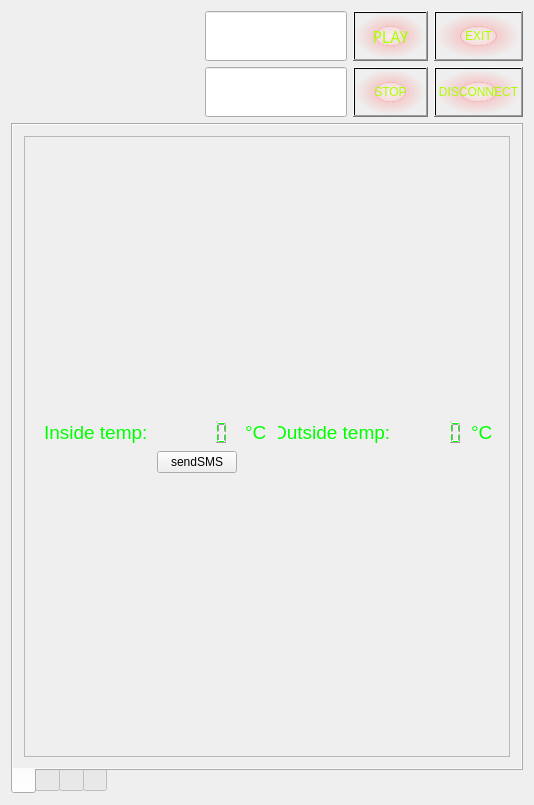
cyniu88/QT_kurs, file iDom_Client/idom_client.ui: the form before one commit.
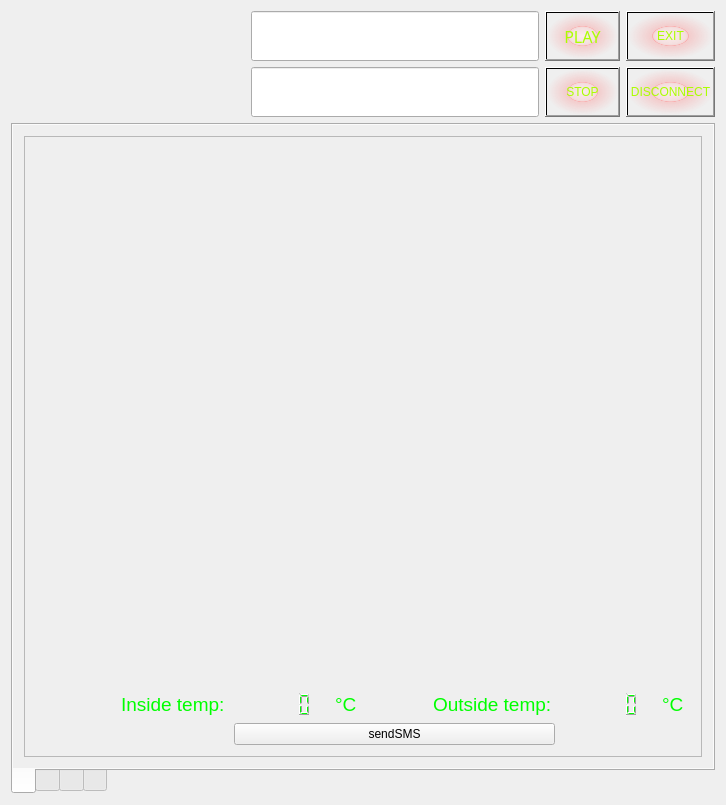
The form after the commit. Icons and pictures are not drawn.

```diff
--- a/iDom_Client/idom_client.ui
+++ b/iDom_Client/idom_client.ui
@@ -6,7 +6,7 @@
    <rect>
     <x>0</x>
     <y>0</y>
-    <width>534</width>
+    <width>726</width>
     <height>805</height>
    </rect>
   </property>
@@ -332,14 +332,14 @@
               <rect>
                <x>0</x>
                <y>0</y>
-               <width>488</width>
-               <height>579</height>
+               <width>672</width>
+               <height>568</height>
               </rect>
              </property>
              <layout class="QVBoxLayout" name="verticalLayout_6">
               <item>
                <layout class="QGridLayout" name="gridLayout_7">
-                <item row="0" column="9">
+                <item row="1" column="9">
                  <widget class="QLineEdit" name="OutsideDEG">
                   <property name="maximumSize">
                    <size>
@@ -364,7 +364,7 @@
                   </property>
                  </widget>
                 </item>
-                <item row="0" column="5">
+                <item row="1" column="5">
                  <widget class="QLineEdit" name="InsideDEG">
                   <property name="maximumSize">
                    <size>
@@ -392,7 +392,7 @@
                   </property>
                  </widget>
                 </item>
-                <item row="0" column="6" colspan="2">
+                <item row="1" column="6" colspan="2">
                  <widget class="QLineEdit" name="OutsideLine">
                   <property name="font">
                    <font>
@@ -414,7 +414,7 @@
                   </property>
                  </widget>
                 </item>
-                <item row="0" column="8">
+                <item row="1" column="8">
                  <widget class="QLCDNumber" name="OutsideLCD">
                   <property name="font">
                    <font>
@@ -432,7 +432,7 @@
                   </property>
                  </widget>
                 </item>
-                <item row="0" column="4">
+                <item row="1" column="4">
                  <widget class="QLCDNumber" name="InsideLCD">
                   <property name="font">
                    <font>
@@ -447,7 +447,7 @@
                   </property>
                  </widget>
                 </item>
-                <item row="0" column="2" colspan="2">
+                <item row="1" column="2" colspan="2">
                  <widget class="QLineEdit" name="InsideLine">
                   <property name="font">
                    <font>
@@ -472,7 +472,16 @@
                   </property>
                  </widget>
                 </item>
-                <item row="1" column="4">
+                <item row="0" column="2" colspan="8">
+                 <widget class="QTextBrowser" name="information">
+                  <property name="styleSheet">
+                   <string notr="true">color: rgb(0, 255, 0);
+background-color: rgba(0, 0, 0, 0);
+font: 10pt &quot;Comic Sans MS&quot;;</string>
+                  </property>
+                 </widget>
+                </item>
+                <item row="2" column="4" colspan="4">
                  <widget class="QPushButton" name="pushButton_22">
                   <property name="text">
                    <string>sendSMS</string>
```
Left out of the diff: 4 changed lines with no effect on the pictures.
